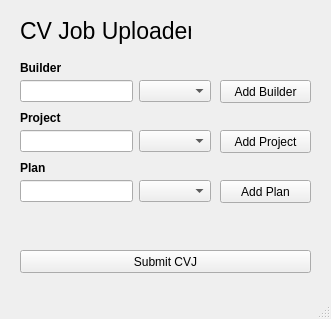
Old version of the form CVPlanUploader.ui in the repository Insortial/Excel-ReportIntegrator.
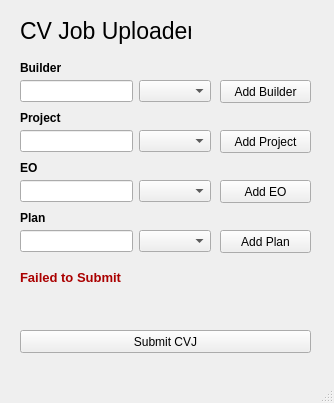
New version of the form.

```diff
--- a/CVPlanUploader.ui
+++ b/CVPlanUploader.ui
@@ -6,8 +6,8 @@
    <rect>
     <x>0</x>
     <y>0</y>
-    <width>331</width>
-    <height>319</height>
+    <width>334</width>
+    <height>403</height>
    </rect>
   </property>
   <property name="windowTitle">
@@ -76,7 +76,7 @@
     <property name="geometry">
      <rect>
       <x>20</x>
-      <y>250</y>
+      <y>330</y>
       <width>291</width>
       <height>23</height>
      </rect>
@@ -89,7 +89,7 @@
     <property name="geometry">
      <rect>
       <x>20</x>
-      <y>160</y>
+      <y>210</y>
       <width>171</width>
       <height>16</height>
      </rect>
@@ -109,7 +109,7 @@
     <property name="geometry">
      <rect>
       <x>220</x>
-      <y>180</y>
+      <y>230</y>
       <width>91</width>
       <height>23</height>
      </rect>
@@ -153,7 +153,7 @@
     <property name="geometry">
      <rect>
       <x>20</x>
-      <y>180</y>
+      <y>230</y>
       <width>191</width>
       <height>22</height>
      </rect>
@@ -198,6 +198,77 @@
      <string>Add Builder</string>
     </property>
    </widget>
+   <widget class="QLabel" name="label_8">
+    <property name="geometry">
+     <rect>
+      <x>20</x>
+      <y>160</y>
+      <width>171</width>
+      <height>16</height>
+     </rect>
+    </property>
+    <property name="font">
+     <font>
+      <pointsize>9</pointsize>
+      <weight>75</weight>
+      <bold>true</bold>
+     </font>
+    </property>
+    <property name="text">
+     <string>EO</string>
+    </property>
+   </widget>
+   <widget class="QWidget" name="horizontalLayoutWidget_4">
+    <property name="geometry">
+     <rect>
+      <x>20</x>
+      <y>180</y>
+      <width>191</width>
+      <height>22</height>
+     </rect>
+    </property>
+    <layout class="QHBoxLayout" name="horizontalLayout_4">
+     <item>
+      <widget class="QLineEdit" name="eoInput"/>
+     </item>
+     <item>
+      <widget class="QComboBox" name="eoDropdown"/>
+     </item>
+    </layout>
+   </widget>
+   <widget class="QPushButton" name="addEO">
+    <property name="geometry">
+     <rect>
+      <x>220</x>
+      <y>180</y>
+      <width>91</width>
+      <height>23</height>
+     </rect>
+    </property>
+    <property name="text">
+     <string>Add EO</string>
+    </property>
+   </widget>
+   <widget class="QLabel" name="statusLabel">
+    <property name="geometry">
+     <rect>
+      <x>20</x>
+      <y>270</y>
+      <width>121</width>
+      <height>16</height>
+     </rect>
+    </property>
+    <property name="font">
+     <font>
+      <pointsize>10</pointsize>
+      <weight>75</weight>
+      <bold>true</bold>
+     </font>
+    </property>
+    <property name="text">
+     <string>&lt;html&gt;&lt;head/&gt;&lt;body&gt;&lt;p&gt;&lt;span style=&quot; color:#aa0000;&quot;&gt;Failed to Submit&lt;/span&gt;&lt;/p&gt;&lt;/body&gt;&lt;/html&gt;</string>
+    </property>
+   </widget>
   </widget>
   <widget class="QMenuBar" name="menubar">
    <property name="geometry">
```
Left out of the diff: 2 changed lines with no effect on the pictures.
